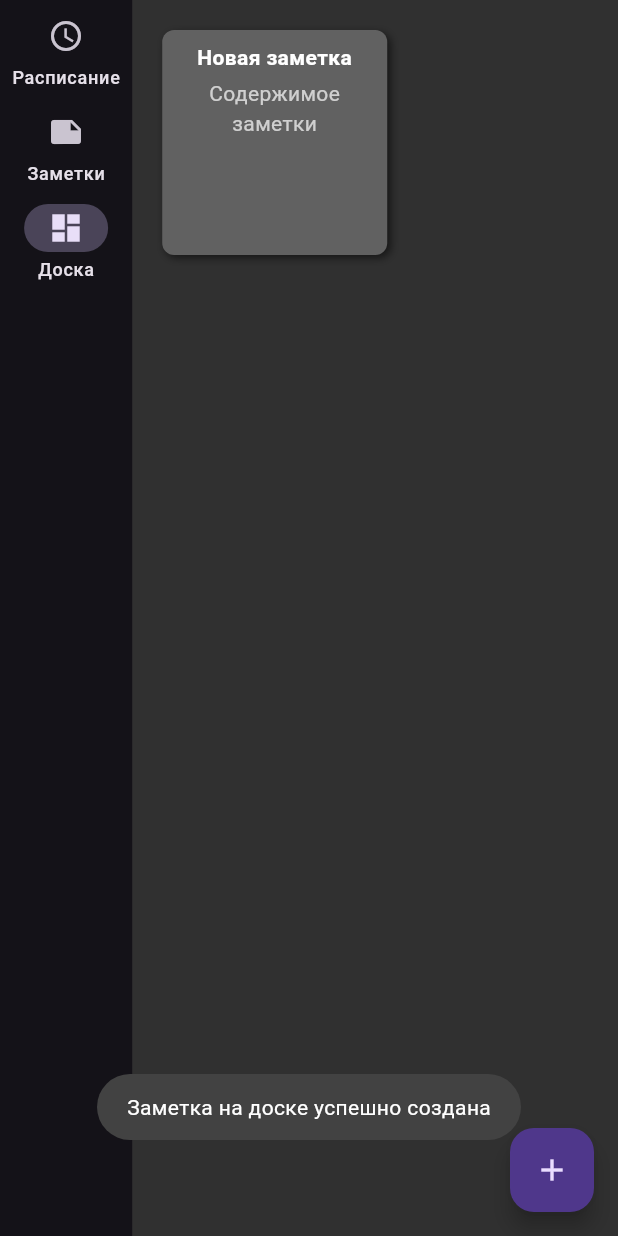
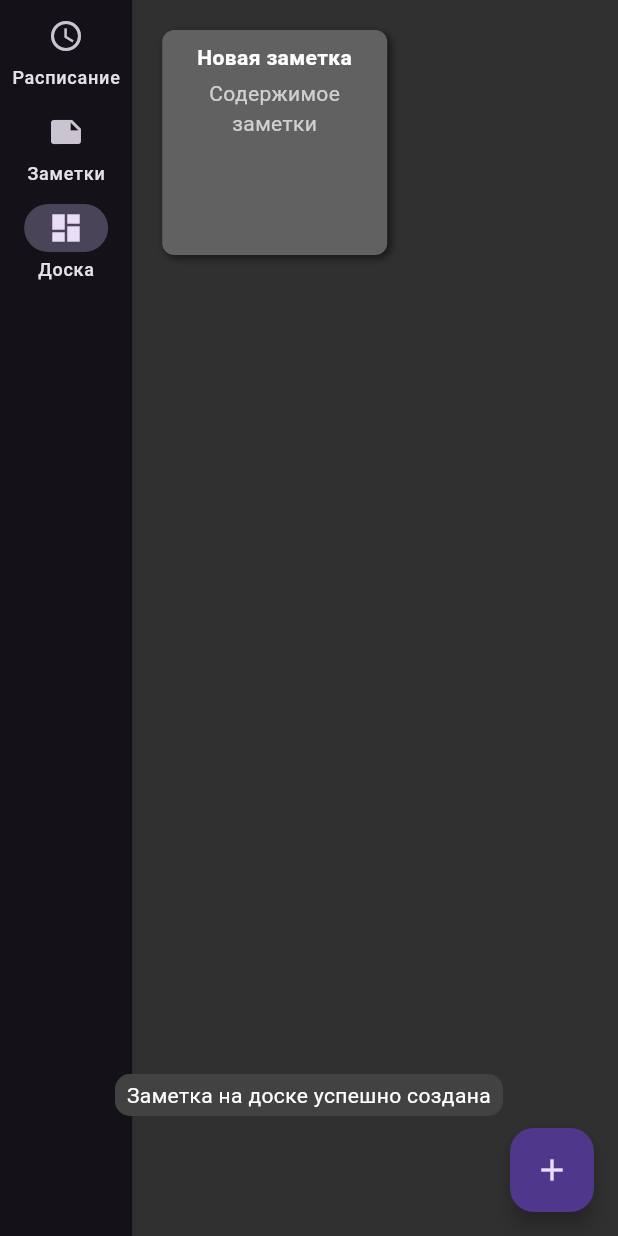
Before and after one commit to SleepingWatchman/flutter_application_1, a Flutter app: the screen it shows after launch, after a tap on "Заметки", after a tap on "Доска", after a tap on the "add" icon, on a phone screen of 412 x 824 dp. Run offline on Flutter 3.47's test engine with Material 3 defaults, Android fonts, the phone set to English and light mode, and no system bars; drawn by our look-alikes of oktoast; our stand-ins replace sqflite, sqflite_common_ffi; accounts and stored records are empty.

```diff
--- a/lib/main.dart
+++ b/lib/main.dart
@@ -5,25 +5,27 @@ import 'package:intl/date_symbol_data_local.dart';
 import 'package:sqflite/sqflite.dart';
 import 'package:sqflite_common_ffi/sqflite_ffi.dart';
 import 'package:path/path.dart' as p;
-import 'package:fluttertoast/fluttertoast.dart';
+import 'package:oktoast/oktoast.dart';
 
 // Добавьте этот фрагмент в начало файла main.dart (после импортов),
 // чтобы функция была доступна во всём приложении.
 void showToastWithDelay(String message) {
   Future.delayed(const Duration(milliseconds: 300), () {
     try {
-      Fluttertoast.showToast(
-        msg: message,
-        toastLength: Toast.LENGTH_SHORT,
-        gravity: ToastGravity.BOTTOM,
+      // Используем функцию showToast из oktoast
+      showToast(
+        message,
+        duration: const Duration(seconds: 2),
+        position: ToastPosition.bottom,
         backgroundColor: Colors.grey[800],
-        textColor: Colors.white,
+        textStyle: const TextStyle(color: Colors.white),
       );
     } catch (e) {
       debugPrint("Ошибка при показе toast: $e");
     }
   });
 }
+
 
 /// Класс для работы с базой данных, реализующий CRUD-операции для всех сущностей.
 class DatabaseHelper {
@@ -507,11 +509,13 @@ class NotesApp extends StatelessWidget {
   const NotesApp({Key? key}) : super(key: key);
   @override
   Widget build(BuildContext context) {
-    return MaterialApp(
-      title: 'Notes App',
-      theme: ThemeData.dark(),
-      home: const MainScreen(),
-      debugShowCheckedModeBanner: false,
+    return OKToast(  // Оборачиваем всё приложение в OKToast
+      child: MaterialApp(
+        title: 'Notes App',
+        theme: ThemeData.dark(),
+        home: const MainScreen(),
+        debugShowCheckedModeBanner: false,
+      ),
     );
   }
 }
--- a/pubspec.yaml
+++ b/pubspec.yaml
@@ -9,7 +9,7 @@ environment:
 dependencies:
   flutter:
     sdk: flutter
-  fluttertoast: ^8.2.1
+  oktoast: ^3.3.2
   intl: ^0.17.0
   sqflite: ^2.0.0+4
   sqflite_common_ffi: ^2.0.0
```
Also changed, not shown: pubspec.lock.
